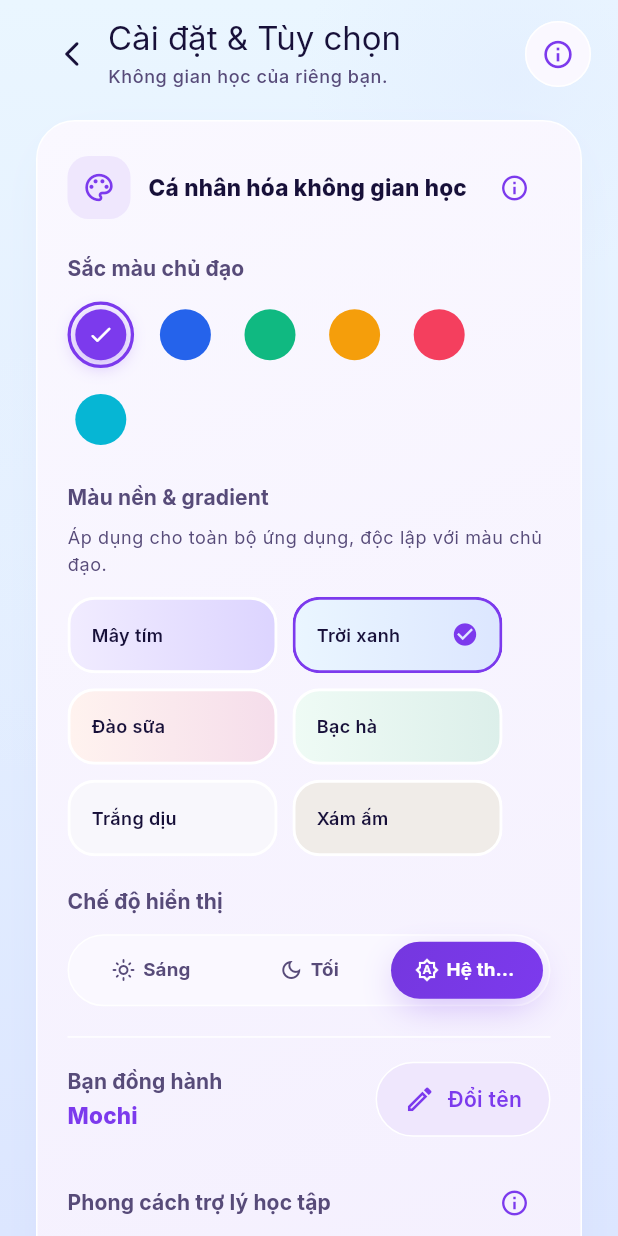
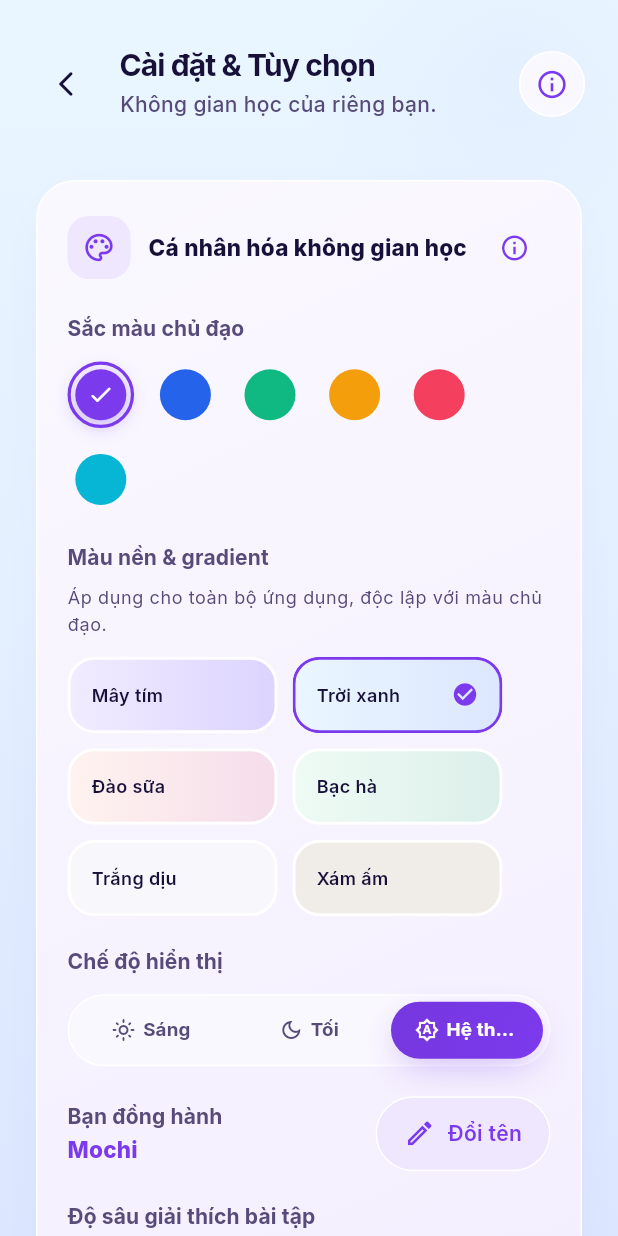
Before and after one commit to loc2406/MochiApp, a Flutter app: the SettingsScreen screen opened directly, after a tap on "Trời xanh", on a phone screen of 412 x 824 dp. Run offline on Flutter 3.47's test engine with Material 3 defaults, Android fonts, the phone set to English and light mode, and no system bars; our stand-ins replace firebase_core, firebase_messaging, flutter_local_notifications, flutter_markdown_plus, image_picker, shared_preferences and 2 more; missing offline and left inert: flutter_math_fork, markdown; accounts and stored records are empty.

Commit message:
fix UI setting screen, comment unnecessary code

```diff
--- a/02-source/flutter-app/lib/design/theme/mochi_presets.dart
+++ b/02-source/flutter-app/lib/design/theme/mochi_presets.dart
@@ -9,6 +9,7 @@ abstract final class MochiPresets {
   static const Color cyberAmber = Color(0xFFF59E0B);
   static const Color sunsetCoral = Color(0xFFF43F5E);
   static const Color oceanCyan = Color(0xFF06B6D4);
+
 
   static const Map<String, Color> colors = {
     'electricViolet': electricViolet,
--- a/02-source/flutter-app/lib/design/widgets/mochi_app_bar.dart
+++ b/02-source/flutter-app/lib/design/widgets/mochi_app_bar.dart
@@ -1,3 +1,4 @@
+
 import 'dart:math' as math;
 
 import 'package:flutter/material.dart';
@@ -7,17 +8,8 @@ import '../foundation/mochi_palette.dart';
 import '../foundation/mochi_tokens.dart';
 import 'mochi_haptics.dart';
 
-/// Page header used by every Mochi screen.
-///
-/// Two layouts share one component:
-/// * **root tabs** (`large: true`) show a big left-aligned title with a
-///   subtitle and circular actions on the right, like the home/plan screens;
-/// * **detail screens** centre the title, keep the iOS chevron on the leading
-///   edge and put the actions on the trailing edge.
-///
-/// The bar is transparent over the page gradient: no fill, no blur, no divider
-/// by default. Text and icons use the palette ink/accent so dark mode works.
-class MochiAppBar extends StatelessWidget implements PreferredSizeWidget {
+class MochiAppBar extends StatelessWidget
+    implements PreferredSizeWidget {
   final String title;
   final String? subtitle;
   final List<Widget> actions;
@@ -41,7 +33,6 @@ class MochiAppBar extends StatelessWidget implements PreferredSizeWidget {
     this.toolbarHeight,
   });
 
-  /// Compact centred header for pushed routes.
   const MochiAppBar.detail({
     super.key,
     required this.title,
@@ -54,67 +45,91 @@ class MochiAppBar extends StatelessWidget implements PreferredSizeWidget {
     this.toolbarHeight,
   }) : large = false;
 
-  double get _toolbar => toolbarHeight ?? (large ? 92 : 64);
-
-  double get _height => _toolbar + (showDivider ? 1 : 0);
+  double get _toolbarHeight =>
+      toolbarHeight ?? (large ? 112 : 64);
 
   @override
-  Size get preferredSize => Size.fromHeight(_height);
+  Size get preferredSize =>
+      Size.fromHeight(_toolbarHeight + (showDivider ? 1 : 0));
 
   @override
   Widget build(BuildContext context) {
     final palette = MochiPalette.of(context);
-    final theme = Theme.of(context);
-    final leadingWidget =
-        leading ??
-        (automaticallyImplyLeading && (ModalRoute.of(context)?.canPop ?? false)
+
+    final canPop = ModalRoute.of(context)?.canPop ?? false;
+
+    final leadingWidget = leading ??
+        (automaticallyImplyLeading && canPop
             ? _MochiBackButton(color: palette.ink)
             : null);
-    final statusBrightness = palette.pageTop.computeLuminance() > .5
+
+    final statusBrightness =
+        palette.pageTop.computeLuminance() > 0.5
             ? Brightness.dark
             : Brightness.light;
 
     final content = large
-        ? _largeHeader(context, palette, theme, leadingWidget)
-        : _detailHeader(context, palette, theme, leadingWidget);
+        ? _buildLargeHeader(context, palette, leadingWidget)
+        : _buildDetailHeader(context, palette, leadingWidget);
 
     return AnnotatedRegion<SystemUiOverlayStyle>(
       value: SystemUiOverlayStyle(
         statusBarColor: Colors.transparent,
         statusBarIconBrightness: statusBrightness,
-        statusBarBrightness: statusBrightness == Brightness.dark
+        statusBarBrightness:
+            statusBrightness == Brightness.dark
                 ? Brightness.light
                 : Brightness.dark,
       ),
       child: Padding(
-        padding: EdgeInsets.only(top: MediaQuery.paddingOf(context).top),
+        padding: EdgeInsets.only(
+          top: MediaQuery.paddingOf(context).top,
+        ),
+        child: Material(
+          color: Colors.transparent,
+          elevation: elevation,
           child: Column(
             mainAxisSize: MainAxisSize.min,
             children: [
-            if (elevation > 0)
-              Material(
-                elevation: elevation,
-                color: Colors.transparent,
-                child: content,
-              )
-            else
               content,
-            if (showDivider) Container(height: 1, color: palette.cardBorder),
+              if (showDivider)
+                Divider(
+                  height: 1,
+                  thickness: 1,
+                  color: palette.cardBorder,
+                ),
             ],
+          ),
         ),
       ),
     );
   }
 
-  Widget _largeHeader(
+  Widget _buildLargeHeader(
     BuildContext context,
     MochiPalette palette,
-    ThemeData theme,
     Widget? leadingWidget,
   ) {
-    final titleBlock = Column(
+    final theme = Theme.of(context);
+
+    return SizedBox(
+      height: _toolbarHeight,
+      child: Padding(
+        padding: const EdgeInsets.symmetric(
+          horizontal: MochiSpacing.lg,
+          vertical: MochiSpacing.sm,
+        ),
+        child: Row(
+          crossAxisAlignment: CrossAxisAlignment.center,
+          children: [
+            if (leadingWidget != null) ...[
+              leadingWidget,
+              const SizedBox(width: MochiSpacing.sm),
+            ],
+            Expanded(
+              child: Column(
+                mainAxisAlignment: MainAxisAlignment.center,
                 crossAxisAlignment: CrossAxisAlignment.start,
-      mainAxisSize: MainAxisSize.min,
                 children: [
                   Semantics(
                     header: true,
@@ -122,56 +137,76 @@ class MochiAppBar extends StatelessWidget implements PreferredSizeWidget {
                       title,
                       maxLines: 2,
                       overflow: TextOverflow.ellipsis,
-            style: theme.textTheme.displaySmall?.copyWith(
-              fontSize: 22,
+                      style: theme.textTheme.headlineSmall?.copyWith(
+                        fontSize: 20,
+                        fontWeight: FontWeight.w700,
+                        height: 1.15,
+                        letterSpacing: -0.6,
                         color: palette.ink,
                       ),
                     ),
                   ),
                   if (subtitle != null) ...[
-          const SizedBox(height: 3),
+                    const SizedBox(height: 4),
                     Text(
                       subtitle!,
-            maxLines: 2,
+                      maxLines: 1,
                       overflow: TextOverflow.ellipsis,
-            style: theme.textTheme.bodySmall?.copyWith(
+                      style: theme.textTheme.bodyMedium?.copyWith(
+                        fontSize: 14,
                         color: palette.muted,
                         fontWeight: FontWeight.w500,
                       ),
                     ),
                   ],
                 ],
-    );
-
-    return Padding(
-      padding: const EdgeInsets.fromLTRB(
-        MochiSpacing.xl,
-        MochiSpacing.sm,
-        MochiSpacing.md,
-        MochiSpacing.sm,
               ),
-      child: Row(
-        crossAxisAlignment: CrossAxisAlignment.center,
-        children: [
-          ?leadingWidget,
-          Expanded(child: titleBlock),
+            ),
             if (actions.isNotEmpty) ...[
               const SizedBox(width: MochiSpacing.sm),
               _ActionRow(actions: actions),
             ],
           ],
         ),
+      ),
     );
   }
 
-  Widget _detailHeader(
+  Widget _buildDetailHeader(
     BuildContext context,
     MochiPalette palette,
-    ThemeData theme,
     Widget? leadingWidget,
   ) {
-    final titleBlock = Column(
-      mainAxisSize: MainAxisSize.min,
+    final theme = Theme.of(context);
+
+    return SizedBox(
+      height: _toolbarHeight,
+      child: Padding(
+        padding: const EdgeInsets.symmetric(
+          horizontal: MochiSpacing.sm,
+        ),
+        child: LayoutBuilder(
+          builder: (context, constraints) {
+            const buttonWidth = 48.0;
+            final leadingWidth =
+                leadingWidget == null ? 0.0 : buttonWidth;
+
+            final actionsWidth = actions.length * buttonWidth;
+
+            final sideWidth = math.max(
+              leadingWidth,
+              actionsWidth,
+            );
+
+            return Stack(
+              alignment: Alignment.center,
+              children: [
+                Padding(
+                  padding: EdgeInsets.symmetric(
+                    horizontal: sideWidth + MochiSpacing.sm,
+                  ),
+                  child: Column(
+                    mainAxisAlignment: MainAxisAlignment.center,
                     children: [
                       Semantics(
                         header: true,
@@ -181,8 +216,9 @@ class MochiAppBar extends StatelessWidget implements PreferredSizeWidget {
                           overflow: TextOverflow.ellipsis,
                           textAlign: TextAlign.center,
                           style: theme.textTheme.titleMedium?.copyWith(
-              fontSize: 18,
+                            fontSize: 20,
                             fontWeight: FontWeight.w700,
+                            letterSpacing: -0.3,
                             color: palette.ink,
                           ),
                         ),
@@ -193,41 +229,20 @@ class MochiAppBar extends StatelessWidget implements PreferredSizeWidget {
                           subtitle!,
                           maxLines: 1,
                           overflow: TextOverflow.ellipsis,
-            textAlign: TextAlign.center,
-            style: theme.textTheme.bodySmall?.copyWith(color: palette.muted),
+                          style: theme.textTheme.bodySmall?.copyWith(
+                            color: palette.muted,
+                          ),
                         ),
                       ],
                     ],
-    );
-
-    return SizedBox(
-      height: _toolbar,
-      child: Padding(
-        padding: const EdgeInsets.symmetric(horizontal: MochiSpacing.lg),
-        child: LayoutBuilder(
-          builder: (context, constraints) {
-            final leadingWidth = leadingWidget == null
-                ? 0.0
-                : MochiSpacing.touch;
-            final actionsWidth = actions.isEmpty
-                ? 0.0
-                : actions.length * 44 + (actions.length - 1) * MochiSpacing.xs;
-            final reserve =
-                math.max(leadingWidth, actionsWidth) + MochiSpacing.xs;
-            return Stack(
-              alignment: Alignment.center,
-              children: [
-                Padding(
-                  padding: EdgeInsets.symmetric(
-                    horizontal: math.min(reserve, constraints.maxWidth / 2),
                   ),
-                  child: FittedBox(fit: BoxFit.scaleDown, child: titleBlock),
                 ),
                 Row(
                   children: [
-                    ?leadingWidget,
+                    if (leadingWidget != null) leadingWidget,
                     const Spacer(),
-                    if (actions.isNotEmpty) _ActionRow(actions: actions),
+                    if (actions.isNotEmpty)
+                      _ActionRow(actions: actions),
                   ],
                 ),
               ],
@@ -241,36 +256,36 @@ class MochiAppBar extends StatelessWidget implements PreferredSizeWidget {
 
 class _ActionRow extends StatelessWidget {
   final List<Widget> actions;
+
   const _ActionRow({required this.actions});
 
   @override
   Widget build(BuildContext context) {
-    final palette = MochiPalette.of(context);
-    return IconTheme(
-      data: IconThemeData(color: palette.action, size: MochiIconSize.md),
-      child: DefaultTextStyle.merge(
-        style: TextStyle(color: palette.accent),
-        child: Row(
+    return Row(
       mainAxisSize: MainAxisSize.min,
       children: [
         for (var i = 0; i < actions.length; i++) ...[
-              if (i > 0) const SizedBox(width: MochiSpacing.xs),
+          if (i > 0)
+            const SizedBox(width: MochiSpacing.xs),
           actions[i],
         ],
       ],
-        ),
-      ),
     );
   }
 }
 
 class _MochiBackButton extends StatelessWidget {
   final Color color;
-  const _MochiBackButton({required this.color});
+
+  const _MochiBackButton({
+    required this.color,
+  });
 
   @override
   Widget build(BuildContext context) {
-    final rtl = Directionality.of(context) == TextDirection.rtl;
+    final rtl =
+        Directionality.of(context) == TextDirection.rtl;
+
     return IconButton(
       tooltip: 'Quay lại',
       onPressed: () {
@@ -279,9 +294,11 @@ class _MochiBackButton extends StatelessWidget {
       },
       style: IconButton.styleFrom(
         foregroundColor: color,
+        minimumSize: const Size(48, 48),
+        maximumSize: const Size(48, 48),
         padding: EdgeInsets.zero,
-        minimumSize: const Size(MochiSpacing.touch, MochiSpacing.touch),
         tapTargetSize: MaterialTapTargetSize.padded,
+        shape: const CircleBorder(),
       ),
       icon: Icon(
         rtl
--- a/02-source/flutter-app/lib/features/settings/personalization_card.dart
+++ b/02-source/flutter-app/lib/features/settings/personalization_card.dart
@@ -115,8 +115,6 @@ class PersonalizationCard extends StatelessWidget {
             },
           ),
           SizedBox(height: MochiSpacing.lg),
-          Divider(height: 1, color: palette.cardBorder),
-          SizedBox(height: MochiSpacing.md),
           Row(
             children: [
               Expanded(
@@ -151,44 +149,44 @@ class PersonalizationCard extends StatelessWidget {
             ],
           ),
           SizedBox(height: MochiSpacing.lg),
-          Row(
-            children: [
-              Expanded(
-                child: Text(
-                  'Phong cách trợ lý học tập',
-                  style: theme.textTheme.labelLarge?.copyWith(
-                    color: palette.muted,
-                    fontWeight: FontWeight.w700,
-                  ),
-                ),
-              ),
-              NoteButton(
-                note: 'Thân thiện: gần gũi, kiên nhẫn. Nghiêm túc: tập trung logic. Truyền cảm hứng: gợi mở ứng dụng thực tế.',
-              ),
-            ],
-          ),
-          SizedBox(height: MochiSpacing.sm),
-          Wrap(
-            spacing: MochiSpacing.xs,
-            runSpacing: MochiSpacing.xs,
-            children: [
-              for (final item in [
-                {'id': 'friendly', 'name': 'Thân thiện'},
-                {'id': 'strict', 'name': 'Nghiêm túc'},
-                {'id': 'inspiring', 'name': 'Truyền cảm hứng'},
-              ])
-                MochiFilterChip(
-                  label: item['name']!,
-                  selected: store.profile.tutorPersona == item['id'],
-                  onSelected: (selected) {
-                    if (!selected) return;
-                    store.profile.tutorPersona = item['id']!;
-                    store.save();
-                  },
-                ),
-            ],
-          ),
-          SizedBox(height: MochiSpacing.md),
+          // Row(
+          //   children: [
+          //     Expanded(
+          //       child: Text(
+          //         'Phong cách trợ lý học tập',
+          //         style: theme.textTheme.labelLarge?.copyWith(
+          //           color: palette.muted,
+          //           fontWeight: FontWeight.w700,
+          //         ),
+          //       ),
+          //     ),
+          //     NoteButton(
+          //       note: 'Thân thiện: gần gũi, kiên nhẫn. Nghiêm túc: tập trung logic. Truyền cảm hứng: gợi mở ứng dụng thực tế.',
+          //     ),
+          //   ],
+          // ),
+          // SizedBox(height: MochiSpacing.sm),
+          // Wrap(
+          //   spacing: MochiSpacing.xs,
+          //   runSpacing: MochiSpacing.xs,
+          //   children: [
+          //     for (final item in [
+          //       {'id': 'friendly', 'name': 'Thân thiện'},
+          //       {'id': 'strict', 'name': 'Nghiêm túc'},
+          //       {'id': 'inspiring', 'name': 'Truyền cảm hứng'},
+          //     ])
+          //       MochiFilterChip(
+          //         label: item['name']!,
+          //         selected: store.profile.tutorPersona == item['id'],
+          //         onSelected: (selected) {
+          //           if (!selected) return;
+          //           store.profile.tutorPersona = item['id']!;
+          //           store.save();
+          //         },
+          //       ),
+          //   ],
+          // ),
+          // SizedBox(height: MochiSpacing.md),
           Text(
             'Độ sâu giải thích bài tập',
             style: theme.textTheme.labelLarge?.copyWith(
--- a/02-source/flutter-app/lib/features/settings/settings_screen.dart
+++ b/02-source/flutter-app/lib/features/settings/settings_screen.dart
@@ -6,7 +6,6 @@ import '../../core/database/mochi_store.dart';
 import '../../core/services/notification_service.dart';
 import '../../design/mochi_design.dart';
 import '../../shared/widgets/app_version_caption.dart';
-import '../../shared/widgets/note_button.dart';
 import '../routine/routine_screen.dart';
 import 'notification_settings_card.dart';
 import 'personalization_card.dart';
@@ -126,7 +125,9 @@ class _SettingsScreenState extends State<SettingsScreen> {
           NotificationSettingsCard(),
           SizedBox(height: MochiSpacing.md),
           SmartReminderSettings(),
-          SizedBox(height: MochiSpacing.md),
+          !NotificationService.supported
+              ? const SizedBox.shrink()
+              : SizedBox(height: MochiSpacing.md),
 
           // Weekly/monthly routine calendar.
           MochiCard(
@@ -229,68 +230,68 @@ class _SettingsScreenState extends State<SettingsScreen> {
           ],
 
           // Backup & restore.
-          MochiCard(
-            child: Column(
-              crossAxisAlignment: CrossAxisAlignment.start,
-              children: [
-                Row(
-                  children: [
-                    Container(
-                      width: 42,
-                      height: 42,
-                      decoration: BoxDecoration(
-                        color: palette.softAccent,
-                        borderRadius: BorderRadius.circular(14),
-                      ),
-                      child: Icon(
-                        Icons.folder_zip_outlined,
-                        color: palette.accent,
-                        size: MochiIconSize.md,
-                      ),
-                    ),
-                    SizedBox(width: MochiSpacing.sm),
-                    Expanded(
-                      child: Text(
-                        'Sao lưu & Chuyển dữ liệu',
-                        style: theme.textTheme.titleMedium?.copyWith(
-                          color: palette.ink,
-                          fontWeight: FontWeight.w800,
-                        ),
-                      ),
-                    ),
-                  ],
-                ),
-                SizedBox(height: MochiSpacing.sm),
-                NoteButton(
-                  note: 'Xuất bản sao lưu hoặc khôi phục dữ liệu đã lưu. Tài khoản đã đăng nhập tiếp tục đồng bộ khi có mạng.',
-                ),
-                SizedBox(height: MochiSpacing.md),
-                Row(
-                  children: [
-                    Expanded(
-                      child: MochiButton(
-                        label: 'Sao chép dữ liệu',
-                        icon: Icons.copy_rounded,
-                        variant: MochiButtonVariant.secondary,
-                        size: MochiButtonSize.small,
-                        onPressed: _handleExport,
-                      ),
-                    ),
-                    SizedBox(width: MochiSpacing.xs),
-                    Expanded(
-                      child: MochiButton(
-                        label: 'Khôi phục',
-                        icon: Icons.file_upload_outlined,
-                        size: MochiButtonSize.small,
-                        onPressed: _handleImport,
-                      ),
-                    ),
-                  ],
-                ),
-              ],
-            ),
-          ),
-          SizedBox(height: MochiSpacing.md),
+          // MochiCard(
+          //   child: Column(
+          //     crossAxisAlignment: CrossAxisAlignment.start,
+          //     children: [
+          //       Row(
+          //         children: [
+          //           Container(
+          //             width: 42,
+          //             height: 42,
+          //             decoration: BoxDecoration(
+          //               color: palette.softAccent,
+          //               borderRadius: BorderRadius.circular(14),
+          //             ),
+          //             child: Icon(
+          //               Icons.folder_zip_outlined,
+          //               color: palette.accent,
+          //               size: MochiIconSize.md,
+          //             ),
+          //           ),
+          //           SizedBox(width: MochiSpacing.sm),
+          //           Expanded(
+          //             child: Text(
+          //               'Sao lưu & Chuyển dữ liệu',
+          //               style: theme.textTheme.titleMedium?.copyWith(
+          //                 color: palette.ink,
+          //                 fontWeight: FontWeight.w800,
+          //               ),
+          //             ),
+          //           ),
+          //         ],
+          //       ),
+          //       SizedBox(height: MochiSpacing.sm),
+          //       NoteButton(
+          //         note: 'Xuất bản sao lưu hoặc khôi phục dữ liệu đã lưu. Tài khoản đã đăng nhập tiếp tục đồng bộ khi có mạng.',
+          //       ),
+          //       SizedBox(height: MochiSpacing.md),
+          //       Row(
+          //         children: [
+          //           Expanded(
+          //             child: MochiButton(
+          //               label: 'Sao chép dữ liệu',
+          //               icon: Icons.copy_rounded,
+          //               variant: MochiButtonVariant.secondary,
+          //               size: MochiButtonSize.small,
+          //               onPressed: _handleExport,
+          //             ),
+          //           ),
+          //           SizedBox(width: MochiSpacing.xs),
+          //           Expanded(
+          //             child: MochiButton(
+          //               label: 'Khôi phục',
+          //               icon: Icons.file_upload_outlined,
+          //               size: MochiButtonSize.small,
+          //               onPressed: _handleImport,
+          //             ),
+          //           ),
+          //         ],
+          //       ),
+          //     ],
+          //   ),
+          // ),
+          // SizedBox(height: MochiSpacing.md),
 
           // Reset data.
           MochiCard(
@@ -307,7 +308,7 @@ class _SettingsScreenState extends State<SettingsScreen> {
           SizedBox(height: MochiSpacing.lg),
           Center(
             child: Text(
-              'Mochii-Học cùng nhau',
+              'Mochi-Học cùng nhau',
               style: theme.textTheme.labelMedium?.copyWith(
                 color: palette.muted,
                 fontWeight: FontWeight.w700,
@@ -355,7 +356,7 @@ class _SettingsScreenState extends State<SettingsScreen> {
                   ),
                   SizedBox(width: MochiSpacing.sm),
                   Text(
-                    'Mochii-Học cùng nhau',
+                    'Mochi-Học cùng nhau',
                     style: Theme.of(ctx).textTheme.titleMedium?.copyWith(
                       color: palette.ink,
                       fontWeight: FontWeight.w800,
--- a/02-source/flutter-app/lib/shared/widgets/app_version_caption.dart
+++ b/02-source/flutter-app/lib/shared/widgets/app_version_caption.dart
@@ -11,17 +11,13 @@ class AppVersionCaption extends StatefulWidget {
 }
 
 class _AppVersionCaptionState extends State<AppVersionCaption> {
-  late final Future<AppReleaseInfo> _release = AppReleaseInfo.read();
   @override
-  Widget build(BuildContext context) => FutureBuilder<AppReleaseInfo>(
-    future: _release,
-    builder: (context, snapshot) => Text(
-      '${snapshot.data?.label ?? "Đang đọc phiên bản…"}\nTrợ lý robot thông minh đồng hành cùng học sinh mỗi ngày.',
-      style: TextStyle(
-        fontSize: 12,
-        color: MochiPalette.of(context).muted,
-        height: 1.5,
-      ),
+  Widget build(BuildContext context) => Text(
+    'Trợ lý robot thông minh đồng hành cùng học sinh mỗi ngày.',
+    style: TextStyle(
+      fontSize: 12,
+      color: MochiPalette.of(context).muted,
+      height: 1.5,
     ),
   );
 }
```
Lines whose indentation alone changed are shown as unchanged.
